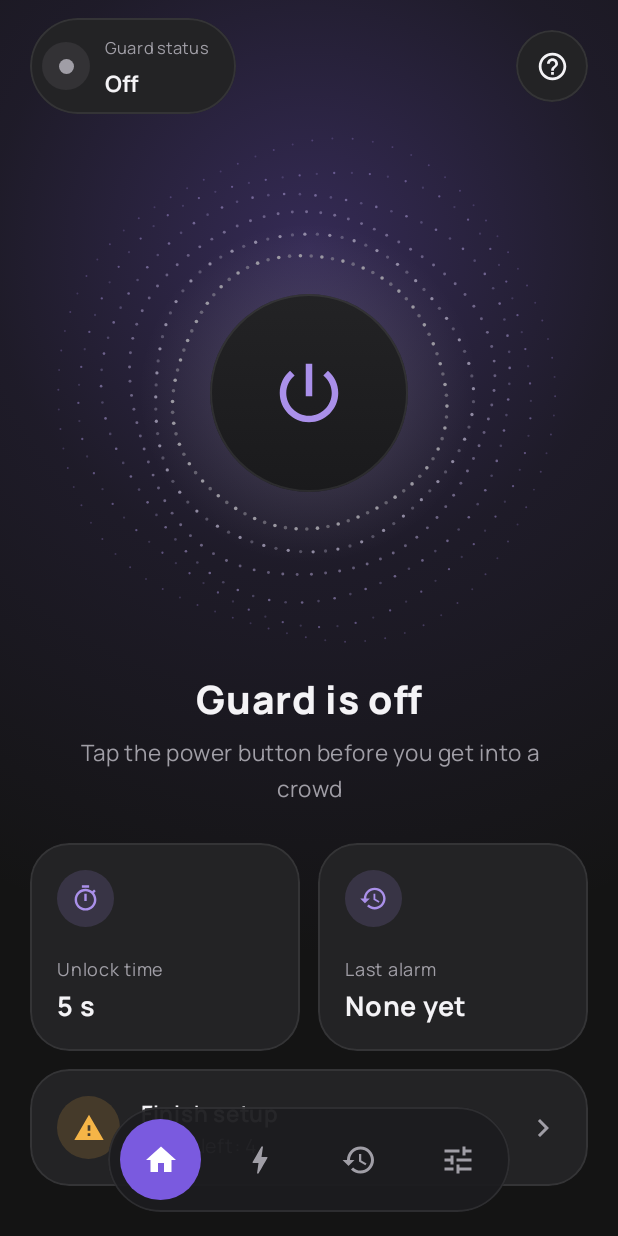
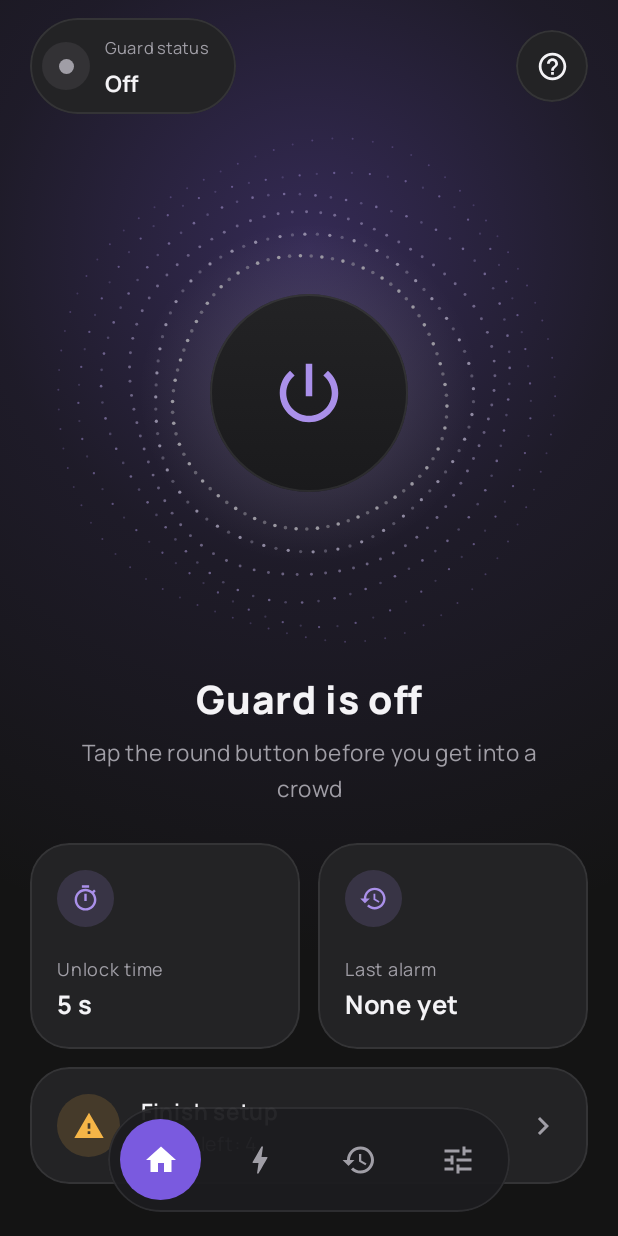
Before and after one commit to taiyebnirjhar/Pocket-guard, an Android app built with Jetpack Compose: the screen it shows after launch (MainActivity), after a tap on "Skip", on a phone screen of 412 x 824 dp. Run offline under Robolectric (Android 15) with nearby library versions, the phone set to English and light mode, and no system bars.

Commit message:
Pocket Guard: UI review fixes
- The alarm hint and guide name the round button on Home, not DISARM
- Onboarding ring shrinks on short screens so the text always fits
- Last alarm uses short relative time and wraps instead of clipping
- Sensor check rows share the width between label and value

Co-Authored-By: Claude Opus 5.5 <noreply@anthropic.com>
Claude-Session: https://claude.ai/code/session_01HFPEiX9pn7YGYvqjXzcg9B

```diff
--- a/app/src/main/java/com/taiyeb/pocketguard/Components.kt
+++ b/app/src/main/java/com/taiyeb/pocketguard/Components.kt
@@ -63,6 +63,7 @@ import androidx.compose.ui.res.stringResource
 import androidx.compose.ui.semantics.Role
 import androidx.compose.ui.text.font.FontWeight
 import androidx.compose.ui.text.style.TextAlign
+import androidx.compose.ui.text.style.TextOverflow
 import androidx.compose.ui.unit.Dp
 import androidx.compose.ui.unit.dp
 import androidx.compose.ui.unit.sp
@@ -426,6 +427,7 @@ fun ParticleRing(phase: Phase, modifier: Modifier = Modifier) {
     val even = remember { ArrayList<Offset>(DOTS_PER_RING / 2) }
     val odd = remember { ArrayList<Offset>(DOTS_PER_RING / 2) }
     Canvas(modifier) {
+        if (size.minDimension <= 0f) return@Canvas
         val maxRadius = size.minDimension / 2f
         drawCircle(
             Brush.radialGradient(
@@ -467,7 +469,15 @@ fun StatCard(@DrawableRes icon: Int, label: String, value: String, modifier: Mod
         IconBadge(icon, Lavender, size = 38.dp)
         Column {
             Text(label, color = Muted, fontSize = 12.sp)
-            Text(value, color = TextPrimary, fontSize = 18.sp, fontWeight = FontWeight.Bold, maxLines = 1)
+            Text(
+                value,
+                color = TextPrimary,
+                fontSize = 17.sp,
+                lineHeight = 22.sp,
+                fontWeight = FontWeight.Bold,
+                maxLines = 2,
+                overflow = TextOverflow.Ellipsis,
+            )
         }
     }
 }
--- a/app/src/main/java/com/taiyeb/pocketguard/HomeScreen.kt
+++ b/app/src/main/java/com/taiyeb/pocketguard/HomeScreen.kt
@@ -244,7 +244,7 @@ private fun ArmedFor(since: Long) {
 }
 
 private fun relativeTime(time: Long): String =
-    DateUtils.getRelativeTimeSpanString(time, System.currentTimeMillis(), DateUtils.MINUTE_IN_MILLIS).toString()
+    DateUtils.getRelativeTimeSpanString(time, System.currentTimeMillis(), DateUtils.MINUTE_IN_MILLIS, DateUtils.FORMAT_ABBREV_RELATIVE).toString()
 
 /** Setup steps that still stand between the user and a guard that works when it matters. */
 val SetupStatus.stepsLeft
--- a/app/src/main/java/com/taiyeb/pocketguard/OnboardingScreen.kt
+++ b/app/src/main/java/com/taiyeb/pocketguard/OnboardingScreen.kt
@@ -10,6 +10,8 @@ import androidx.compose.foundation.layout.Box
 import androidx.compose.foundation.layout.Column
 import androidx.compose.foundation.layout.Row
 import androidx.compose.foundation.layout.Spacer
+import androidx.compose.foundation.layout.aspectRatio
+import androidx.compose.foundation.layout.widthIn
 import androidx.compose.foundation.layout.fillMaxSize
 import androidx.compose.foundation.layout.fillMaxWidth
 import androidx.compose.foundation.layout.height
@@ -73,7 +75,11 @@ fun OnboardingScreen(onDone: () -> Unit) {
                     verticalArrangement = Arrangement.Center,
                     horizontalAlignment = Alignment.CenterHorizontally,
                 ) {
-                    Box(Modifier.size(260.dp), contentAlignment = Alignment.Center) {
+                    // Shrinks on short screens so the text always fits.
+                    Box(
+                        Modifier.weight(1f, fill = false).widthIn(max = 260.dp).aspectRatio(1f),
+                        contentAlignment = Alignment.Center,
+                    ) {
                         ParticleRing(page.look, Modifier.fillMaxSize())
                         Box(
                             Modifier
--- a/app/src/main/res/values/strings.xml
+++ b/app/src/main/res/values/strings.xml
@@ -10,7 +10,7 @@
     <string name="channel_status">Guard status</string>
     <string name="channel_alarm">Theft alarm</string>
     <string name="phase_off">Guard is off</string>
-    <string name="phase_off_hint">Tap the power button before you get into a crowd</string>
+    <string name="phase_off_hint">Tap the round button before you get into a crowd</string>
     <string name="phase_waiting">Armed</string>
     <string name="phase_waiting_hint">Put your phone in your pocket or bag</string>
     <string name="phase_in_pocket">Protected</string>
@@ -71,7 +71,7 @@
     <string name="sensor_wake_yes">yes (wake-up sensor)</string>
     <string name="sensor_wake_maybe">maybe (test in pocket)</string>
     <string name="test_title">How to test</string>
-    <string name="test_1">Turn on Test mode. Tap the power button, lock the phone.</string>
+    <string name="test_1">Turn on Test mode. Tap the round button on Home, lock the phone.</string>
     <string name="test_2">Put it in your pocket. A short buzz means it\'s protected.</string>
     <string name="test_3">Pull it out without unlocking: beeps (in your earbuds if connected).</string>
     <string name="test_4">Wait: the quiet siren starts, the torch flashes, photos are taken.</string>
@@ -85,7 +85,7 @@
     <string name="onboarding_1_title">Catch pickpockets in the act</string>
     <string name="onboarding_1_body">Pocket Guard screams the moment your phone leaves your pocket without your fingerprint, while the thief is still next to you.</string>
     <string name="onboarding_2_title">Arm it before the crowd</string>
-    <string name="onboarding_2_body">Tap the power button or the Quick Settings tile, then pocket your locked phone. A short buzz means it\'s protected. Take it out and unlock as usual: nothing happens.</string>
+    <string name="onboarding_2_body">Tap the round button on Home or the Quick Settings tile, then pocket your locked phone. A short buzz means it\'s protected. Take it out and unlock as usual: nothing happens.</string>
     <string name="onboarding_3_title">If someone takes it</string>
     <string name="onboarding_3_body">Beeps in your earbuds, then a siren the thief can\'t silence, a flashing torch and photos of whoever is holding it. Restarting the phone doesn\'t stop it.</string>
     <string name="onboarding_4_title">Set it up, then test it</string>
@@ -106,7 +106,7 @@
     <string name="notify_rearm">Android stopped Pocket Guard. Tap to arm it again, and allow it in battery settings.</string>
     <string name="main_need_lock">Set a screen lock (PIN, pattern or password) first</string>
     <string name="history_flicker">cancelled: the pocket shifted</string>
-    <string name="alarm_open_app">The phone wasn\'t locked when this started, so unlocking won\'t stop it. Open Pocket Guard and tap DISARM.</string>
+    <string name="alarm_open_app">The phone wasn\'t locked when this started, so unlocking won\'t stop it. Open Pocket Guard, tap the round button on Home and confirm it\'s you.</string>
     <string name="setup_dnd">Siren can override Do Not Disturb</string>
     <string name="setup_smart_lock">Turn off Smart Lock / Extend Unlock: while it keeps the phone unlocked, unlocking can\'t prove it\'s you.</string>
     <string name="settings_grace_none">Time to unlock before the siren: none, siren at once</string>
```
Also changed, not shown: app/src/main/java/com/taiyeb/pocketguard/SettingsScreen.kt (+10 -3 lines), 1 other file.
